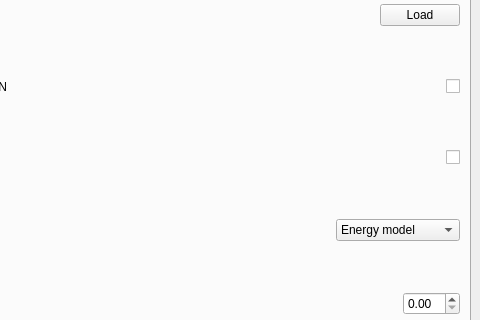
uz-gaz/Tertimuss, file main/ui/gui/ui_specification/design/gui_main_desing.ui: the form before one commit; both pictures show x 177 to 657 and y 85 to 405 of the 657 by 568 pixel window.
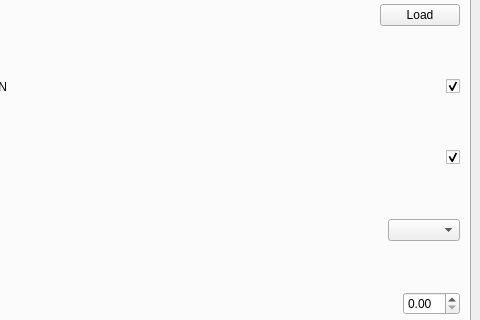
The form after the commit.

Patch:
```diff
--- a/main/ui/gui/ui_specification/design/gui_main_desing.ui
+++ b/main/ui/gui/ui_specification/design/gui_main_desing.ui
@@ -92,6 +92,9 @@
             <property name="text">
              <string/>
             </property>
+            <property name="checked">
+             <bool>true</bool>
+            </property>
            </widget>
           </item>
          </layout>
@@ -129,6 +132,9 @@
             <property name="text">
              <string/>
             </property>
+            <property name="checked">
+             <bool>true</bool>
+            </property>
            </widget>
           </item>
          </layout>
@@ -159,18 +165,7 @@
            </spacer>
           </item>
           <item>
-           <widget class="QComboBox" name="comboBox_simulation_energy_model">
-            <item>
-             <property name="text">
-              <string>Energy model</string>
-             </property>
-            </item>
-            <item>
-             <property name="text">
-              <string>Frequency model</string>
-             </property>
-            </item>
-           </widget>
+           <widget class="QComboBox" name="comboBox_simulation_energy_model"/>
           </item>
          </layout>
         </item>
```
Left out of the diff: 291 changed lines with no effect on the pictures.
